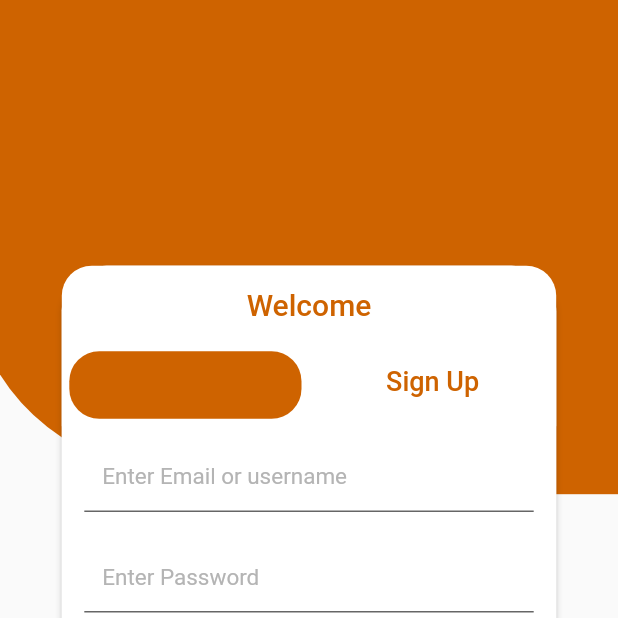
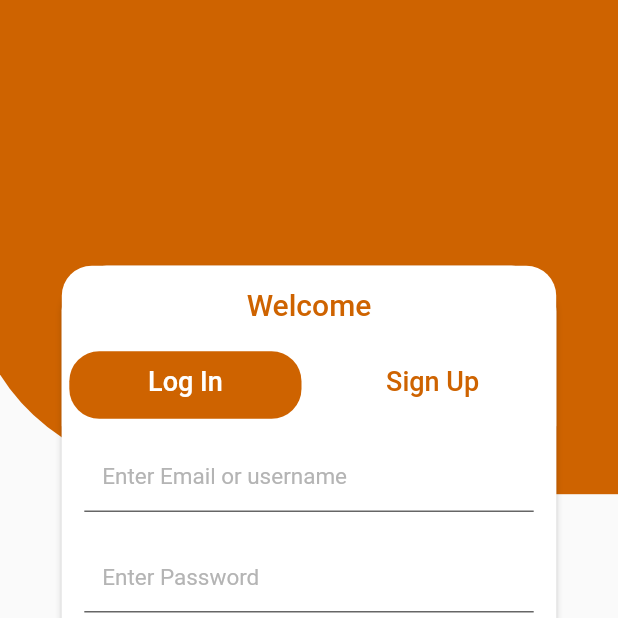
Before and after one commit to emilio-kariuki/youth, a Flutter app: the screen it shows after launch, on a phone screen of 412 x 824 dp, the top half of it. Run offline on Flutter 3.47's test engine with Material 2 defaults, Android fonts, the phone set to English and light mode, and no system bars; our stand-ins replace flutter_svg, google_fonts.

Commit message:
April 3, 2022 6:07 PM

```diff
--- a/lib/Accounts/login.dart
+++ b/lib/Accounts/login.dart
@@ -72,10 +72,10 @@ class _LoginContentsState extends State<LoginContents>
   TabController? _tabController;
   final email = TextEditingController();
   final password = TextEditingController();
+  int index = 0;
 
   @override
   Widget build(BuildContext context) {
-
     final size = MediaQuery.of(context).size;
     return Column(
       children: [
@@ -84,6 +84,7 @@ class _LoginContentsState extends State<LoginContents>
           height: size.height * 0.57,
           width: size.width * 0.8,
           child: DefaultTabController(
+            initialIndex: index,
             length: 2,
             child: Scaffold(
               backgroundColor: Colors.transparent,
@@ -121,7 +122,7 @@ class _LoginContentsState extends State<LoginContents>
                         child: Text("Log In",
                             style: GoogleFonts.roboto(
                                 fontSize: 18,
-                                color: _tabController?.index == 0
+                                color: index == 0
                                     ? Color.fromARGB(255, 255, 255, 255)
                                     : Color.fromARGB(255, 206, 99, 0),
                                 fontWeight: FontWeight.w500))),
@@ -130,7 +131,7 @@ class _LoginContentsState extends State<LoginContents>
                             style: GoogleFonts.roboto(
                                 fontSize: 18,
                                 // ignore: prefer_const_constructors
-                                color: _tabController?.index == 1
+                                color: index == 1
                                     ? Color.fromARGB(255, 255, 255, 255)
                                     : Color.fromARGB(255, 206, 99, 0),
                                 fontWeight: FontWeight.w500))),
```
